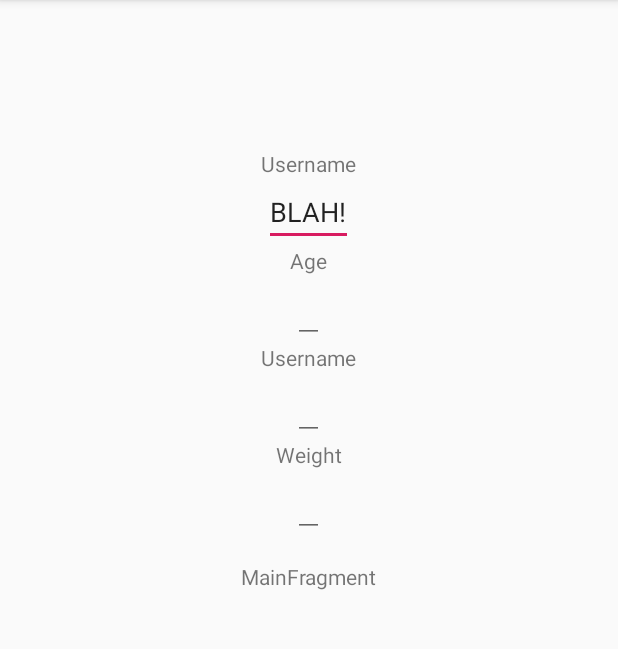
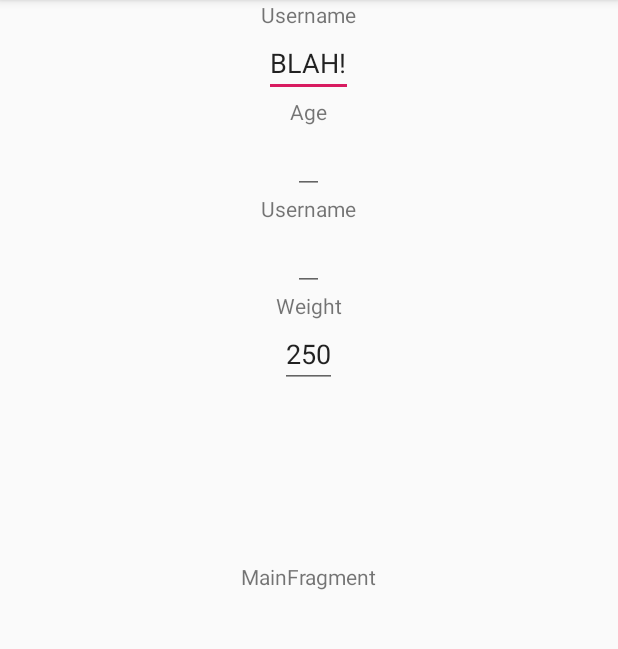
Before and after one commit to awsaavedra/Graveyard, an Android app: the screen it shows after launch (MainActivity), on a phone screen of 412 x 824 dp, the part 84-733 px from its top. Run offline under Robolectric (Android 15) with nearby library versions, the phone set to English and light mode, and no system bars.

Commit message:
added default weight

```diff
--- a/shamed/app/src/main/res/layout/main_activity.xml
+++ b/shamed/app/src/main/res/layout/main_activity.xml
@@ -13,54 +13,53 @@
         android:gravity="center_horizontal"
         android:orientation="vertical">
 
-        <ImageView
-            android:id="@+id/imageView"
-            android:layout_width="match_parent"
-            android:layout_height="99dp"
-            tools:srcCompat="@tools:sample/avatars[14]" />
         <TextView
             android:id="@+id/label_username"
             android:layout_width="wrap_content"
             android:layout_height="wrap_content"
             android:text="Username" />
+
         <EditText
             android:id="@+id/username"
             android:layout_width="wrap_content"
             android:layout_height="wrap_content"
-            android:text="BLAH!"
-            />
+            android:text="BLAH!" />
+
         <TextView
             android:id="@+id/label_age"
             android:layout_width="wrap_content"
             android:layout_height="wrap_content"
             android:text="Age" />
+
         <EditText
             android:id="@+id/age"
             android:layout_width="wrap_content"
             android:layout_height="wrap_content" />
+
         <TextView
             android:id="@+id/label_height"
             android:layout_width="wrap_content"
             android:layout_height="wrap_content"
             android:text="Username" />
+
         <EditText
             android:id="@+id/height"
             android:layout_width="wrap_content"
             android:layout_height="wrap_content" />
+
         <TextView
             android:id="@+id/label_weight"
             android:layout_width="wrap_content"
             android:layout_height="wrap_content"
             android:text="Weight" />
+
         <EditText
             android:id="@+id/weight"
             android:layout_width="wrap_content"
-            android:layout_height="wrap_content" />
+            android:layout_height="wrap_content"
+            android:text="250"/>
 
-        <ImageView
-            android:id="@+id/fb"
-            android:layout_width="match_parent"
-            android:layout_height="99dp"
-            tools:srcCompat="@drawable/fb" />
     </LinearLayout>
 </FrameLayout>
+
+<!--TODO: Move LinearLayout -> RelativeLayout outside FrameLayout to make it work better-->
```
Also changed, not shown: 1 other file.
